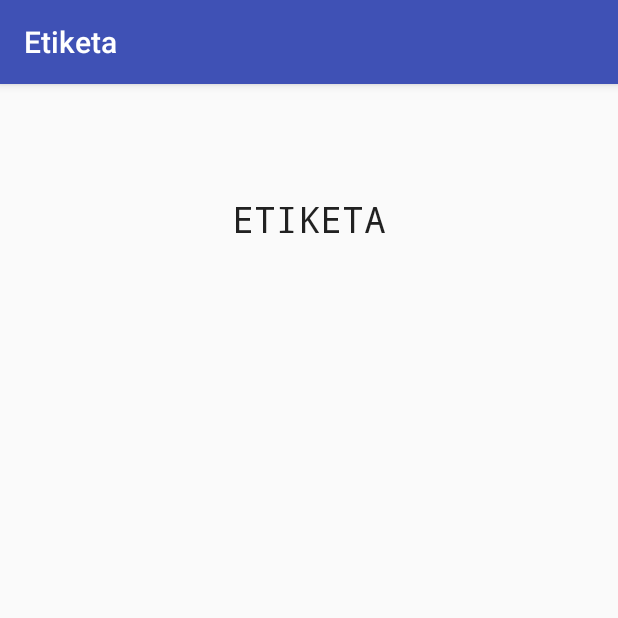
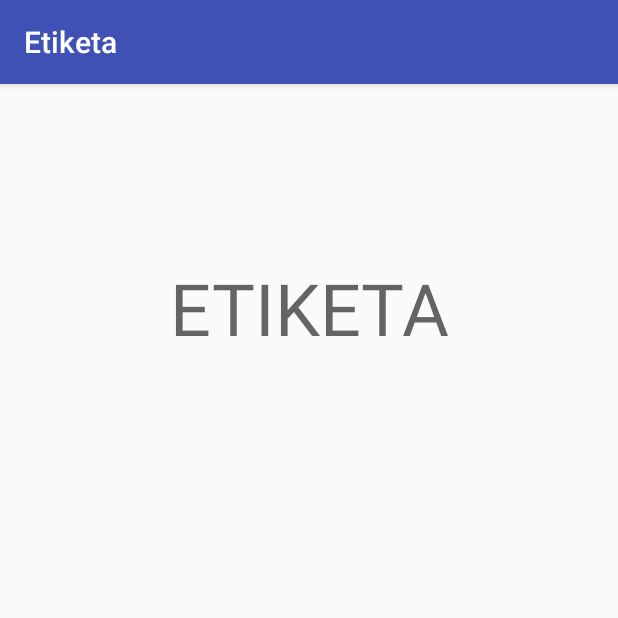
Before and after one commit to adrijanrogan/android-etiketa, an Android app: the StartActivity screen opened directly, with no data from a screen before it, on a phone screen of 412 x 824 dp, the top half of it. Run offline under Robolectric (Android 15) with nearby library versions, the phone set to English and light mode, and no system bars.

Commit message:
* Added special case and translation for empty folders * Used material text style * Fix some translations

```diff
--- a/app/src/main/java/com/github/adrijanrogan/etiketa/ui/browse/BrowseAdapter.kt
+++ b/app/src/main/java/com/github/adrijanrogan/etiketa/ui/browse/BrowseAdapter.kt
@@ -39,7 +39,8 @@ class BrowseAdapter(private val context: Context, private val callback: AdapterC
         if (file.isDirectory) {
             holder.subFiles.visibility = View.VISIBLE
             val count = file.listFiles().size
-            holder.subFiles.text = context.resources.getQuantityString(
+            if (count == 0) holder.subFiles.text = context.getString(R.string.numberOfFilesEmpty)
+            else holder.subFiles.text = context.resources.getQuantityString(
                     R.plurals.numberOfFiles, count, count)
         } else {
             holder.subFiles.visibility = View.GONE
--- a/app/src/main/res/layout/activity_browser.xml
+++ b/app/src/main/res/layout/activity_browser.xml
@@ -21,8 +21,8 @@
         android:layout_height="wrap_content"
         android:gravity="center"
         android:layout_gravity="center"
+        style="@style/TextAppearance.MaterialComponents.Headline6"
         android:layout_margin="32dp"
-        android:textSize="18sp"
         android:visibility="gone"
         android:text="@string/empty_folder"/>
 
--- a/app/src/main/res/layout/activity_start.xml
+++ b/app/src/main/res/layout/activity_start.xml
@@ -1,5 +1,6 @@
 <?xml version="1.0" encoding="utf-8"?>
-<androidx.constraintlayout.widget.ConstraintLayout xmlns:android="http://schemas.android.com/apk/res/android"
+<androidx.constraintlayout.widget.ConstraintLayout
+    xmlns:android="http://schemas.android.com/apk/res/android"
     android:layout_width="match_parent"
     android:layout_height="match_parent"
     xmlns:app="http://schemas.android.com/apk/res-auto">
@@ -9,13 +10,11 @@
         android:layout_height="wrap_content"
         android:text="@string/app_name"
         android:textAllCaps="true"
-        android:fontFamily="monospace"
-        android:textAppearance="@style/TextAppearance.AppCompat.Large"
-        android:textSize="24sp"
+        android:textAppearance="@style/TextAppearance.MaterialComponents.Headline3"
         app:layout_constraintBottom_toBottomOf="parent"
         app:layout_constraintEnd_toEndOf="parent"
         app:layout_constraintStart_toStartOf="parent"
         app:layout_constraintTop_toTopOf="parent"
-        app:layout_constraintVertical_bias="0.1" />
+        app:layout_constraintVertical_bias="0.166" />
 
 </androidx.constraintlayout.widget.ConstraintLayout>
--- a/app/src/main/res/values/strings.xml
+++ b/app/src/main/res/values/strings.xml
@@ -20,4 +20,6 @@
         <item quantity="other">%d files</item>
     </plurals>
 
+    <string name="numberOfFilesEmpty">Empty folder</string>
+
 </resources>
--- a/app/src/main/res/values/styles.xml
+++ b/app/src/main/res/values/styles.xml
@@ -8,4 +8,8 @@
         <item name="colorAccent">@color/colorAccent</item>
     </style>
 
+    <style name="AppTheme.SmallBoldText" parent="TextAppearance.MaterialComponents.Caption">
+        <item name="android:textSize">14sp</item>
+    </style>
+
 </resources>
```
Also changed, not shown: app/src/main/res/layout/holder_file.xml (+16 -12 lines), 2 other files.
